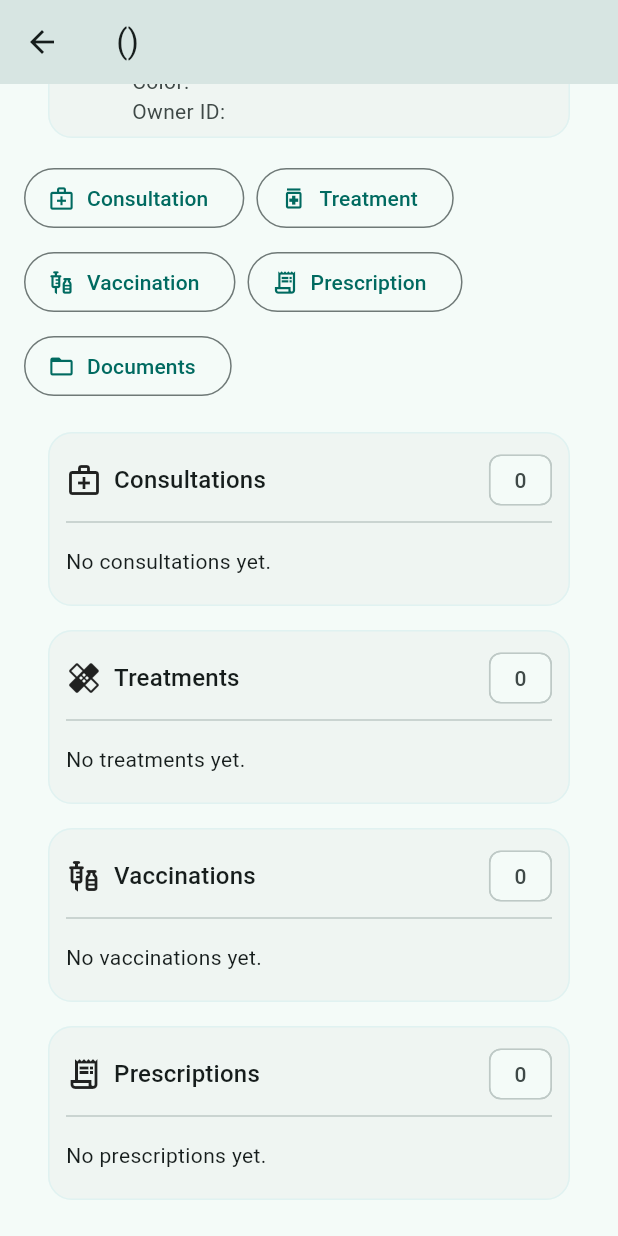
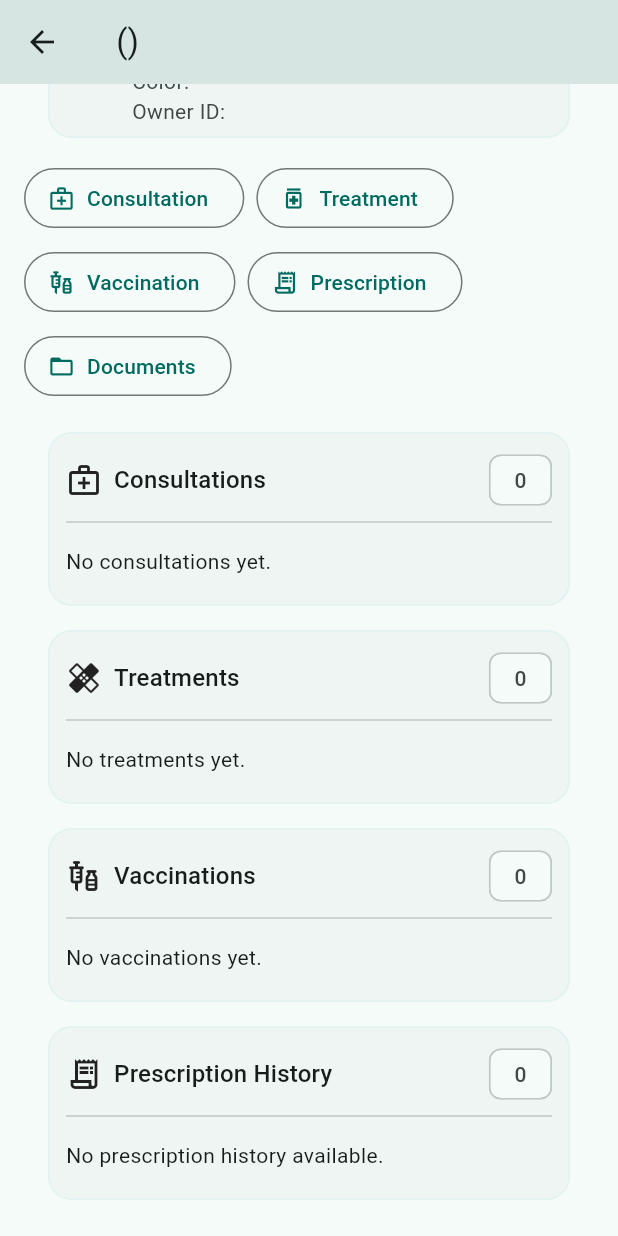
Before and after one commit to kalviumcommunity/Sunny_PetCore_Kalvium-Community, a Flutter app: the PetProfileScreen screen opened directly with empty values, scrolled down 128 dp, on a phone screen of 412 x 824 dp. Run offline on Flutter 3.47's test engine with Material 3 defaults, Android fonts, the phone set to English and light mode, and no system bars; our stand-ins replace cloud_firestore, file_picker, firebase_auth, firebase_core, firebase_storage; accounts and stored records are empty.

Commit message:
Add detailed prescription history display in pet profile

```diff
--- a/lib/screens/pet_profile_screen.dart
+++ b/lib/screens/pet_profile_screen.dart
@@ -240,21 +240,25 @@ class _PetProfileScreenState extends State<PetProfileScreen> {
                       .toList(),
                 ),
                 PetProfileSectionCard(
-                  title: 'Prescriptions',
+                  title: 'Prescription History',
                   icon: Icons.receipt_long_outlined,
                   count: data.prescriptions.length,
-                  emptyMessage: 'No prescriptions yet.',
+                  emptyMessage: 'No prescription history available.',
                   items: data.prescriptions
                       .map(
                         (record) => ListTile(
                           dense: true,
                           contentPadding: EdgeInsets.zero,
-                          title: Text(record.medicine),
+                          title: Text('Medicine: ${record.medicine}'),
                           subtitle: Column(
                             crossAxisAlignment: CrossAxisAlignment.start,
                             children: [
-                              Text('${record.dosage} • ${record.frequency} • ${record.duration}'),
-                              _meta(record.vetId, record.branchId, record.createdAt),
+                              Text('Dosage: ${record.dosage}'),
+                              Text('Frequency: ${record.frequency}'),
+                              Text('Duration: ${record.duration}'),
+                              Text('Instructions: ${record.instructions}'),
+                              Text('Date: ${_date(record.createdAt)}'),
+                              Text('Veterinarian: ${record.vetId}'),
                             ],
                           ),
                         ),
```
Also changed, not shown: 1 other file.
